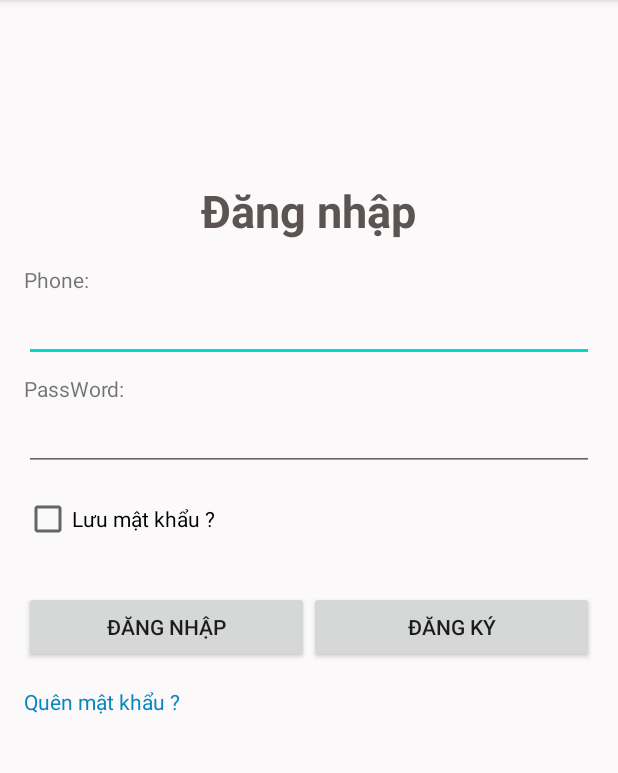
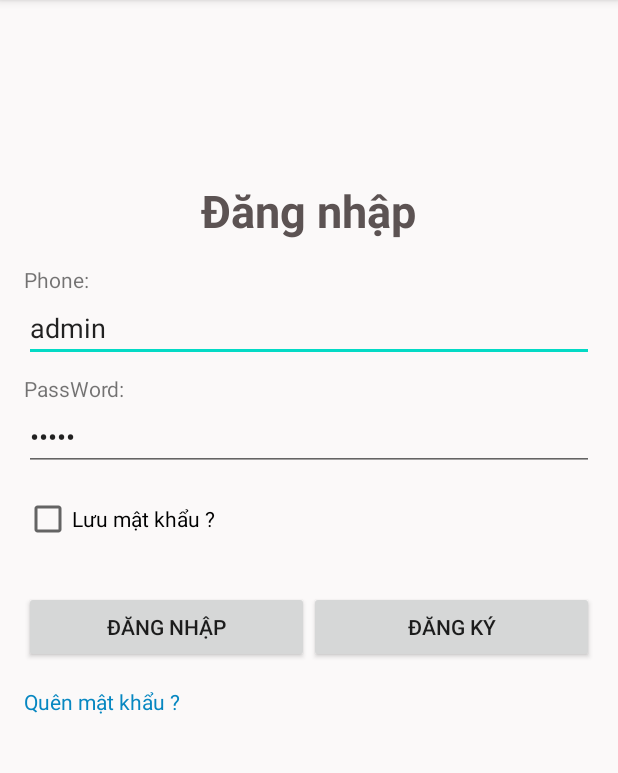
Before and after one commit to Nhom3DuAn1PT15151MOB/DuAn1Nhom3, an Android app: the screen it shows after launch (LogInActivity), on a phone screen of 412 x 824 dp, the part 84-857 px from its top. Run offline under Robolectric (Android 15) with nearby library versions, the light colour scheme and no system bars.

Commit message:
add new project

```diff
--- a/QuanLyKhoGao/app/src/main/java/com/example/quanlykhogao/LogInActivity.java
+++ b/QuanLyKhoGao/app/src/main/java/com/example/quanlykhogao/LogInActivity.java
@@ -30,9 +30,9 @@ public class LogInActivity extends AppCompatActivity  {
         chkRememberPass = findViewById(R.id.checkbox);
         initPreFerences();
         String data = sharedPreferences.getString("DATA", "");
-        edUserName.setText(data);
+        edUserName.setText("admin");
         String data2 = sharedPreferences.getString("DATA2", "");
-        edPassword.setText(data2);
+        edPassword.setText("admin");
     }
 public boolean check(){
         if (chkRememberPass.isSelected())
--- a/QuanLyKhoGao/app/src/main/res/layout/activity_log_in.xml
+++ b/QuanLyKhoGao/app/src/main/res/layout/activity_log_in.xml
@@ -44,9 +44,7 @@
                 android:layout_width="match_parent"
                 android:layout_height="wrap_content"
                 android:layout_marginLeft="16dp"
-                android:layout_marginRight="16dp"
-                android:ems="10"
-                android:inputType="text" />
+                android:layout_marginRight="16dp" />
 
             <TextView
                 android:layout_width="wrap_content"
@@ -62,7 +60,6 @@
                 android:layout_height="wrap_content"
                 android:layout_marginLeft="16dp"
                 android:layout_marginRight="16dp"
-                android:ems="10"
                 android:inputType="textPassword" />
         </LinearLayout>
     </LinearLayout>
```
Also changed, not shown: QuanLyKhoGao/app/src/main/java/com/example/quanlykhogao/KhoGaoActivity.java (+26 -2 lines), QuanLyKhoGao/app/src/main/java/com/example/quanlykhogao/NguoiDungActivity.java (+16 -3 lines), QuanLyKhoGao/app/src/main/java/com/example/quanlykhogao/VatTuActivity.java (+24 -1 lines).
